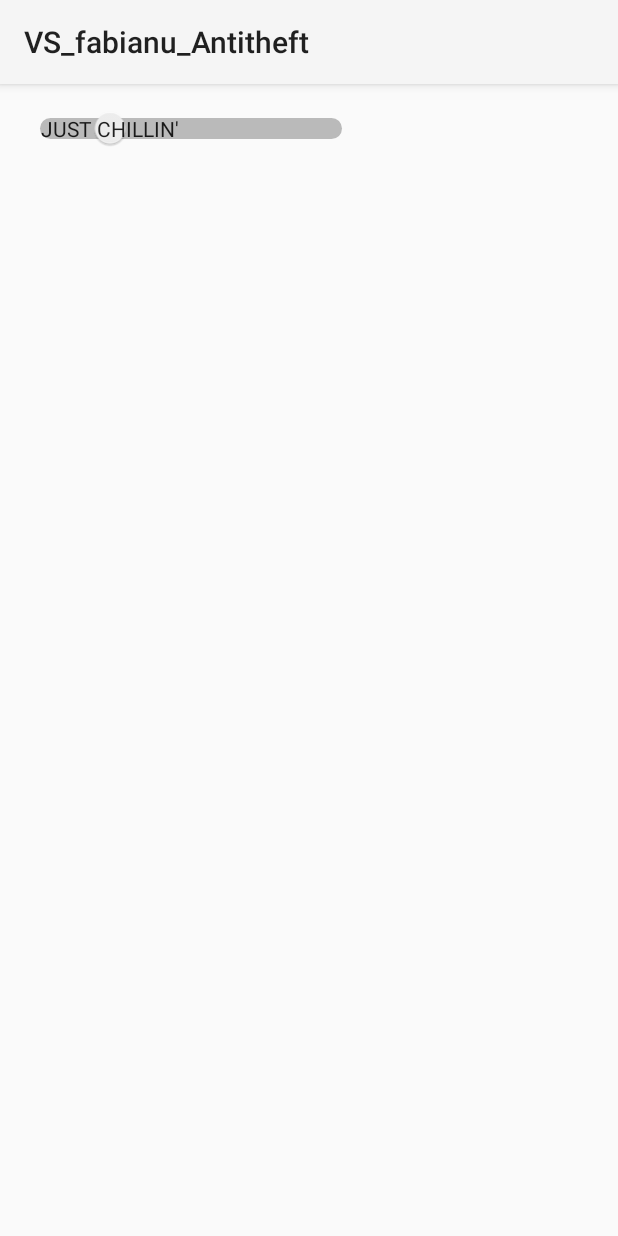
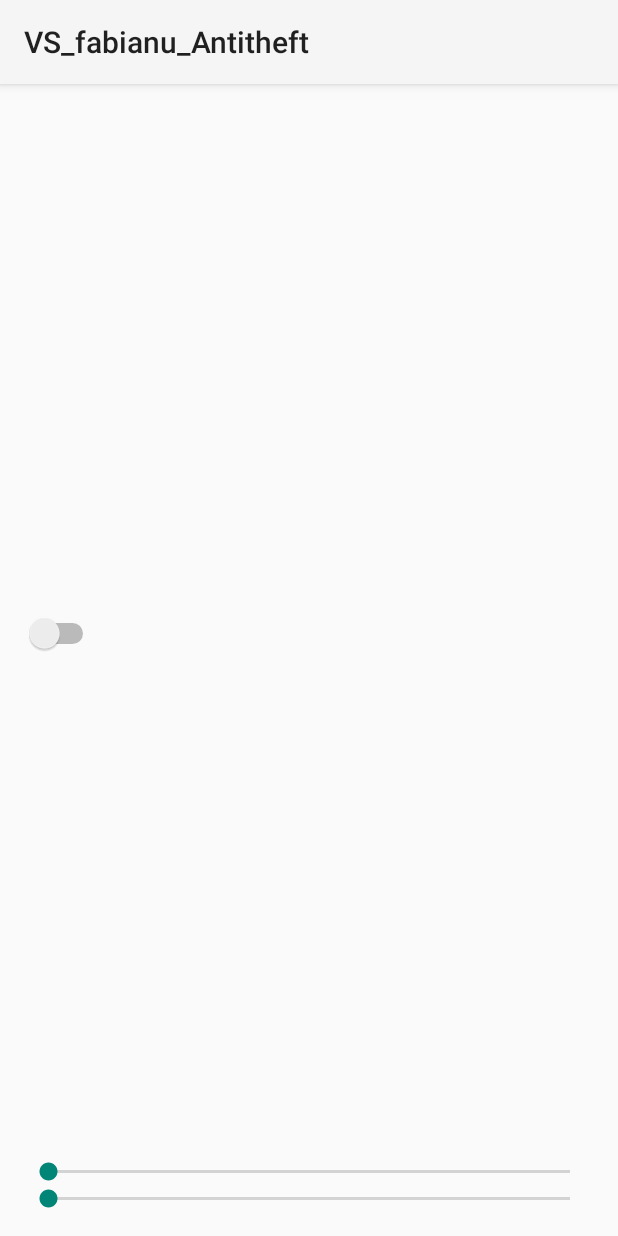
Before and after one commit to huoxiaoyao/DistSys1, an Android app: the screen it shows after launch (MainActivity), on a phone screen of 412 x 824 dp. Run offline under Robolectric (Android 15) with nearby library versions, the phone set to English and light mode, and no system bars.

Commit message:
second task working, just need to let the user configure sensitivity and timeout. and change design of course

```diff
--- a/VS_fabianu_Antitheft/app/src/main/AndroidManifest.xml
+++ b/VS_fabianu_Antitheft/app/src/main/AndroidManifest.xml
@@ -1,6 +1,9 @@
 <?xml version="1.0" encoding="utf-8"?>
 <manifest xmlns:android="http://schemas.android.com/apk/res/android"
     package="ch.ethz.inf.vs.a1.fabianu.antitheft" >
+
+    <uses-sdk android:minSdkVersion="18"
+        android:targetSdkVersion="18" />
 
     <uses-permission android:name="android.permission.VIBRATE" />
 
--- a/VS_fabianu_Antitheft/app/src/main/java/ch/ethz/inf/vs/a1/fabianu/antitheft/MainActivity.java
+++ b/VS_fabianu_Antitheft/app/src/main/java/ch/ethz/inf/vs/a1/fabianu/antitheft/MainActivity.java
@@ -16,24 +16,37 @@ public class MainActivity extends AppCompatActivity {
         super.onCreate(savedInstanceState);
         setContentView(R.layout.activity_main);
 
+        antiIntent = new Intent(this, AntiTheftServiceImpl.class);
         toggleSwitch = (Switch)findViewById(R.id.toggle);
         toggleSwitch.setOnCheckedChangeListener(new CompoundButton.OnCheckedChangeListener() {
             @Override
             public void onCheckedChanged(CompoundButton buttonView, boolean isChecked) {
-                if(isChecked)
-                {
+                if (isChecked) {
                     enableAlarm();
-                }
-                else
-                {
+                } else {
                     disableAlarm();
                 }
             }
         });
     }
 
+    @Override
+    protected void onStart() {
+        //disable the alarm if called from the correct source
+        Intent callingIntent = getIntent();
+        if(callingIntent.getBooleanExtra(AntiTheftServiceImpl.STOP_ALARM, false))
+        {
+            if(toggleSwitch.isChecked()) {
+                toggleSwitch.setChecked(false);
+            }
+            else {
+                disableAlarm();
+            }
+        }
+        super.onStart();
+    }
+
     private void enableAlarm() {
-        antiIntent = new Intent(this, AntiTheftServiceImpl.class);
         startService(antiIntent);
     }
 
--- a/VS_fabianu_Antitheft/app/src/main/res/layout/activity_main.xml
+++ b/VS_fabianu_Antitheft/app/src/main/res/layout/activity_main.xml
@@ -1,5 +1,5 @@
 <?xml version="1.0" encoding="utf-8"?>
-<RelativeLayout xmlns:android="http://schemas.android.com/apk/res/android"
+<LinearLayout xmlns:android="http://schemas.android.com/apk/res/android"
     xmlns:tools="http://schemas.android.com/tools"
     android:layout_width="match_parent"
     android:layout_height="match_parent"
@@ -7,6 +7,7 @@
     android:paddingRight="@dimen/activity_horizontal_margin"
     android:paddingTop="@dimen/activity_vertical_margin"
     android:paddingBottom="@dimen/activity_vertical_margin"
+    android:orientation="vertical"
     tools:context=".MainActivity">
 
     <Switch
@@ -16,5 +17,17 @@
         android:textOn="@string/onText"
         android:layout_width="wrap_content"
         android:layout_height="wrap_content"
+        android:switchMinWidth="50dp"
         android:layout_weight="1"/>
-</RelativeLayout>
+
+    <SeekBar
+        android:id="@+id/disarmTimeSeeker"
+        android:layout_width="match_parent"
+        android:layout_height="wrap_content" />
+
+    <SeekBar
+        android:id="@+id/sensitivitySeeker"
+        android:layout_width="match_parent"
+        android:layout_height="wrap_content" />
+
+</LinearLayout>
--- a/VS_fabianu_Antitheft/app/src/main/res/values/strings.xml
+++ b/VS_fabianu_Antitheft/app/src/main/res/values/strings.xml
@@ -1,7 +1,9 @@
 <resources>
     <string name="app_name">VS_fabianu_Antitheft</string>
-    <string name="offText">Just chillin\'</string>
-    <string name="onText">Charrrrrrged</string>
+    <string name="offText"></string>
+    <string name="onText"></string>
     <string name="notificationTitle">Charrrrrrged</string>
     <string name="notificationText">Don\'t steal me</string>
+    <string name="armedNotificationTitle">You\'d better put it back down again</string>
+    <string name="armedNotificationText">Or I\'ll scream!!</string>
 </resources>
```
Also changed, not shown: VS_fabianu_Antitheft/app/src/main/java/ch/ethz/inf/vs/a1/fabianu/antitheft/AntiTheftServiceImpl.java (+35 -6 lines), VS_fabianu_Antitheft/app/src/main/java/ch/ethz/inf/vs/a1/fabianu/antitheft/MovementDetector.java (+80 -2 lines).
